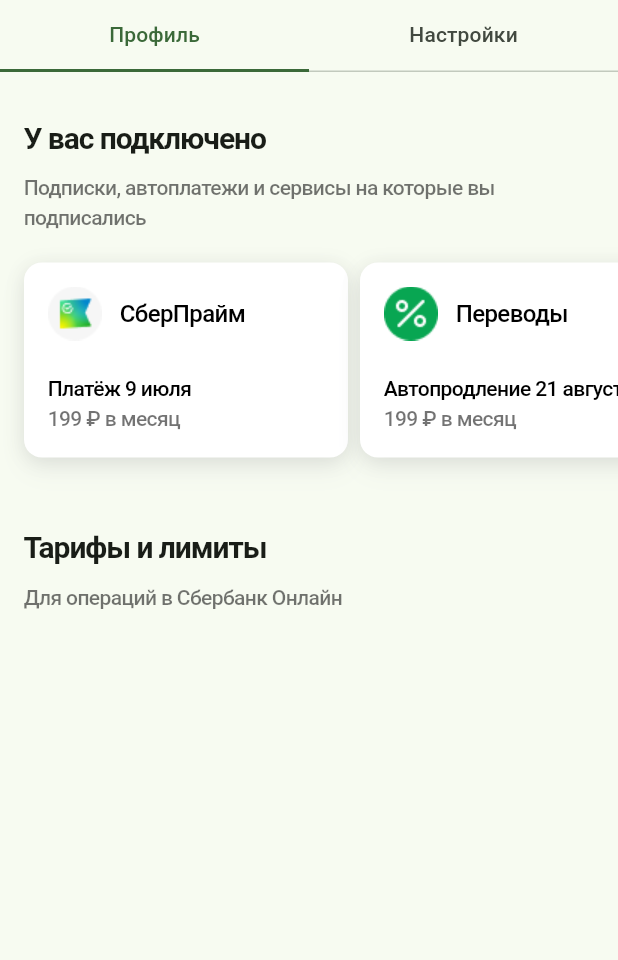
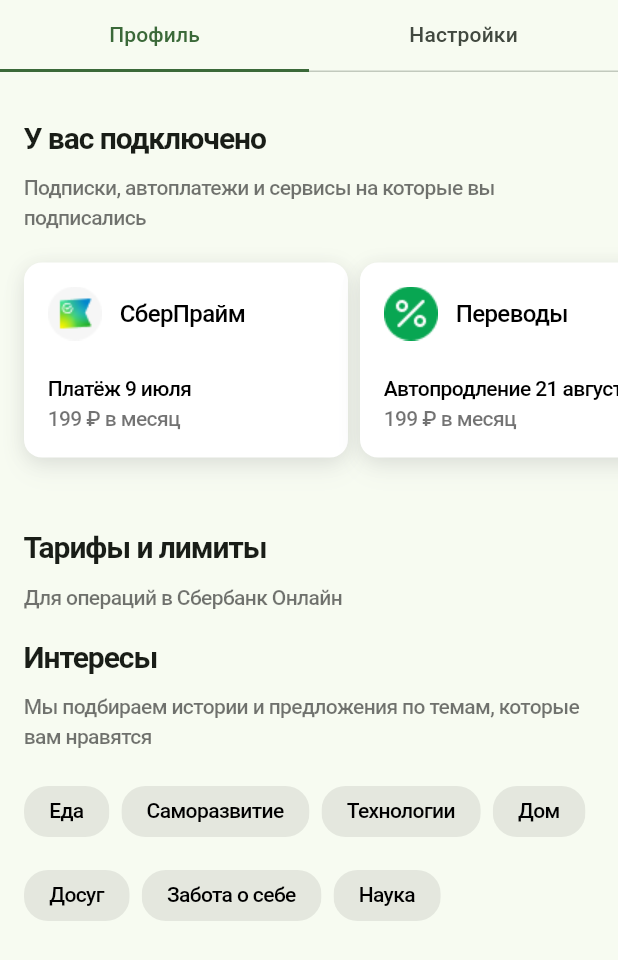
Before and after one commit to easuck/flutter-lab1, a Flutter app: the screen it shows after launch, scrolled down 219 dp, on a phone screen of 412 x 824 dp. Shown: the top 960 px of the screen. Run offline on Flutter 3.47's test engine with Material 3 defaults, Android fonts, the phone set to English and light mode, and no system bars; Roboto replaces fonts that are missing (SF Pro Display, SF Pro Text).

Commit message:
[+] Interests

```diff
--- a/lib/custom_navigation_bar.dart
+++ b/lib/custom_navigation_bar.dart
@@ -1,6 +1,7 @@
 import 'package:flutter/material.dart';
 import 'package:flutter_app/subscriptions/subscriptions.dart';
 import 'package:flutter_app/tariffs/tariffs.dart';
+import 'package:flutter_app/interests/interests.dart';
 
 
 class CustomTabBar extends StatefulWidget {
@@ -49,7 +50,8 @@ class _CustomTabBarState extends State<CustomTabBar>
                   crossAxisAlignment: CrossAxisAlignment.start,
                   children: [
                     subscriptions(context),
-                    tariffs(context)
+                    tariffs(context),
+                    interests(context)
                   ],
                 ),
                 const Center(
--- /dev/null
+++ b/lib/interests/interests.dart
@@ -0,0 +1,61 @@
+import 'package:flutter/material.dart';
+
+import '../interests/interest_chip.dart';
+
+Widget interests(BuildContext context) {
+  return ListView(shrinkWrap: true, children: [
+    const Padding(
+        padding: EdgeInsets.only(left: 16, top: 16, right: 16),
+        child: Column(
+          crossAxisAlignment: CrossAxisAlignment.start,
+          children: [
+            Text('Интересы',
+                style: TextStyle(
+                  fontSize: 20,
+                  fontWeight: FontWeight.w700,
+                  fontFamily: "SF Pro Display",
+                  letterSpacing: -0.7,
+                )),
+            SizedBox(height: 8),
+            Text(
+                'Мы подбираем истории и предложения по темам, которые вам нравятся',
+                style: TextStyle(
+                  fontSize: 14,
+                  color: Color(0x8C000000),
+                  fontWeight: FontWeight.w500,
+                  fontFamily: "SF Pro Display",
+                  letterSpacing: -0.42,
+                )),
+          ],
+        )),
+    Padding(
+      padding: const EdgeInsets.all(16),
+      child: Wrap(
+        children: [
+          ships([
+            'Еда',
+            'Саморазвитие',
+            'Технологии',
+            'Дом',
+            'Досуг',
+            'Забота о себе',
+            'Наука'
+          ])
+        ],
+      ),
+    ),
+  ]);
+}
+
+Widget ships(List<String> labels) {
+  return Wrap(
+    spacing: 8.0,
+    runSpacing: 8.0,
+    children: List.generate(
+      labels.length,
+      (index) {
+        return customChip(labels[index]);
+      },
+    ).toList(),
+  );
+}
--- a/lib/profile_screen.dart
+++ /dev/null
@@ -1 +0,0 @@
-import 'package:flutter/material.dart';
```
Also changed, not shown: lib/interests/interest_chip.dart (added, +21 -0 lines).
